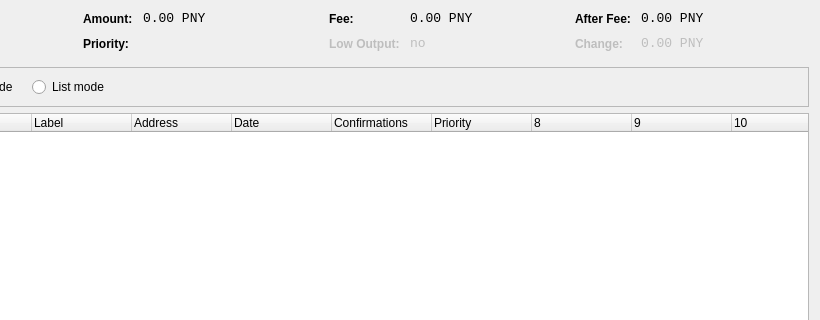
Before: the Qt Designer form src/qt/forms/coincontroldialog.ui in PonyDev/PonyCoin, drawn with Qt 5; both pictures show x 180 to 1000 and y 0 to 320 of the 1000 by 500 pixel window.
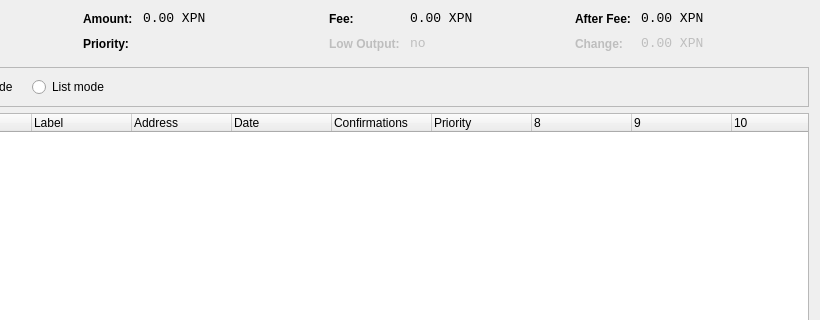
After: the same form once the commit is applied. Custom widgets are drawn as their Qt base class.

The edit to the form file:
```diff
--- a/src/qt/forms/coincontroldialog.ui
+++ b/src/qt/forms/coincontroldialog.ui
@@ -141,7 +141,7 @@
           <enum>Qt::ActionsContextMenu</enum>
          </property>
          <property name="text">
-          <string notr="true">0.00 PNY</string>
+          <string notr="true">0.00 XPN</string>
          </property>
          <property name="textInteractionFlags">
           <set>Qt::LinksAccessibleByMouse|Qt::TextSelectableByKeyboard|Qt::TextSelectableByMouse</set>
@@ -221,7 +221,7 @@
           <enum>Qt::ActionsContextMenu</enum>
          </property>
          <property name="text">
-          <string notr="true">0.00 PNY</string>
+          <string notr="true">0.00 XPN</string>
          </property>
          <property name="textInteractionFlags">
           <set>Qt::LinksAccessibleByMouse|Qt::TextSelectableByKeyboard|Qt::TextSelectableByMouse</set>
@@ -307,7 +307,7 @@
           <enum>Qt::ActionsContextMenu</enum>
          </property>
          <property name="text">
-          <string notr="true">0.00 PNY</string>
+          <string notr="true">0.00 XPN</string>
          </property>
          <property name="textInteractionFlags">
           <set>Qt::LinksAccessibleByMouse|Qt::TextSelectableByKeyboard|Qt::TextSelectableByMouse</set>
@@ -345,7 +345,7 @@
           <enum>Qt::ActionsContextMenu</enum>
          </property>
          <property name="text">
-          <string notr="true">0.00 PNY</string>
+          <string notr="true">0.00 XPN</string>
          </property>
          <property name="textInteractionFlags">
           <set>Qt::LinksAccessibleByMouse|Qt::TextSelectableByKeyboard|Qt::TextSelectableByMouse</set>
```
